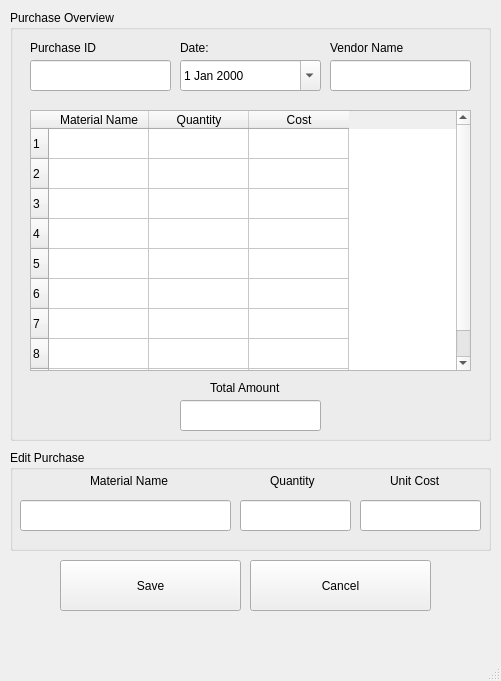
This is Screens/ViewPurchase.ui in basil-ali-khan/Inventory-Management-System as Qt 5 draws it before an edit. The edited form follows.
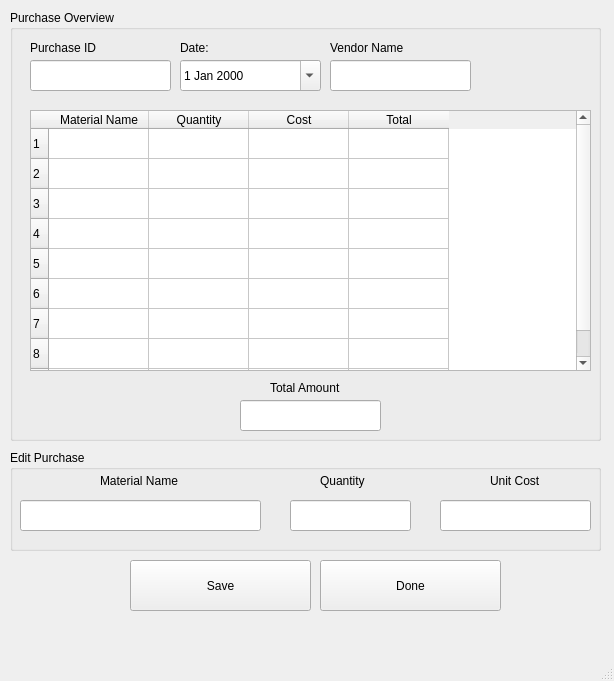
This is the edited form.

Commit message: Some changes to both sale and purchase

The edit to the form file:
```diff
--- a/Screens/ViewPurchase.ui
+++ b/Screens/ViewPurchase.ui
@@ -6,7 +6,7 @@
    <rect>
     <x>0</x>
     <y>0</y>
-    <width>501</width>
+    <width>614</width>
     <height>681</height>
    </rect>
   </property>
@@ -19,7 +19,7 @@
      <rect>
       <x>10</x>
       <y>10</y>
-      <width>481</width>
+      <width>591</width>
       <height>431</height>
      </rect>
     </property>
@@ -107,7 +107,7 @@
     <widget class="QLabel" name="label_3">
      <property name="geometry">
       <rect>
-       <x>200</x>
+       <x>260</x>
        <y>370</y>
        <width>91</width>
        <height>16</height>
@@ -120,7 +120,7 @@
     <widget class="QLineEdit" name="viewTotalAmount">
      <property name="geometry">
       <rect>
-       <x>170</x>
+       <x>230</x>
        <y>390</y>
        <width>141</width>
        <height>31</height>
@@ -135,7 +135,7 @@
       <rect>
        <x>20</x>
        <y>100</y>
-       <width>441</width>
+       <width>561</width>
        <height>261</height>
       </rect>
      </property>
@@ -199,6 +199,11 @@
        <string>Cost</string>
       </property>
      </column>
+     <column>
+      <property name="text">
+       <string>Total</string>
+      </property>
+     </column>
     </widget>
    </widget>
    <widget class="QGroupBox" name="groupBox_2">
@@ -206,7 +211,7 @@
      <rect>
       <x>10</x>
       <y>450</y>
-      <width>481</width>
+      <width>591</width>
       <height>101</height>
      </rect>
     </property>
@@ -216,7 +221,7 @@
     <widget class="QLabel" name="label_6">
      <property name="geometry">
       <rect>
-       <x>380</x>
+       <x>480</x>
        <y>20</y>
        <width>101</width>
        <height>21</height>
@@ -229,7 +234,7 @@
     <widget class="QLabel" name="label_7">
      <property name="geometry">
       <rect>
-       <x>260</x>
+       <x>310</x>
        <y>20</y>
        <width>101</width>
        <height>21</height>
@@ -244,7 +249,7 @@
       <rect>
        <x>10</x>
        <y>50</y>
-       <width>211</width>
+       <width>241</width>
        <height>31</height>
       </rect>
      </property>
@@ -261,26 +266,7 @@
     <widget class="QLineEdit" name="Quantity">
      <property name="geometry">
       <rect>
-       <x>230</x>
-       <y>50</y>
-       <width>111</width>
-       <height>31</height>
-      </rect>
-     </property>
-     <property name="text">
-      <string/>
-     </property>
-     <property name="alignment">
-      <set>Qt::AlignCenter</set>
-     </property>
-     <property name="readOnly">
-      <bool>false</bool>
-     </property>
-    </widget>
-    <widget class="QLineEdit" name="UnitCost">
-     <property name="geometry">
-      <rect>
-       <x>350</x>
+       <x>280</x>
        <y>50</y>
        <width>121</width>
        <height>31</height>
@@ -296,10 +282,29 @@
       <bool>false</bool>
      </property>
     </widget>
+    <widget class="QLineEdit" name="UnitCost">
+     <property name="geometry">
+      <rect>
+       <x>430</x>
+       <y>50</y>
+       <width>151</width>
+       <height>31</height>
+      </rect>
+     </property>
+     <property name="text">
+      <string/>
+     </property>
+     <property name="alignment">
+      <set>Qt::AlignCenter</set>
+     </property>
+     <property name="readOnly">
+      <bool>false</bool>
+     </property>
+    </widget>
     <widget class="QLabel" name="MaterialName_2">
      <property name="geometry">
       <rect>
-       <x>80</x>
+       <x>90</x>
        <y>20</y>
        <width>101</width>
        <height>21</height>
@@ -313,7 +318,7 @@
    <widget class="QPushButton" name="savePurchaseButton">
     <property name="geometry">
      <rect>
-      <x>60</x>
+      <x>130</x>
       <y>560</y>
       <width>181</width>
       <height>51</height>
@@ -326,14 +331,14 @@
    <widget class="QPushButton" name="cancelPurchaseButton">
     <property name="geometry">
      <rect>
-      <x>250</x>
+      <x>320</x>
       <y>560</y>
       <width>181</width>
       <height>51</height>
      </rect>
     </property>
     <property name="text">
-     <string>Cancel</string>
+     <string>Done</string>
     </property>
    </widget>
   </widget>
```
Left out of the diff: 4 changed lines with no effect on the pictures. The commit also changes 8 other files.
